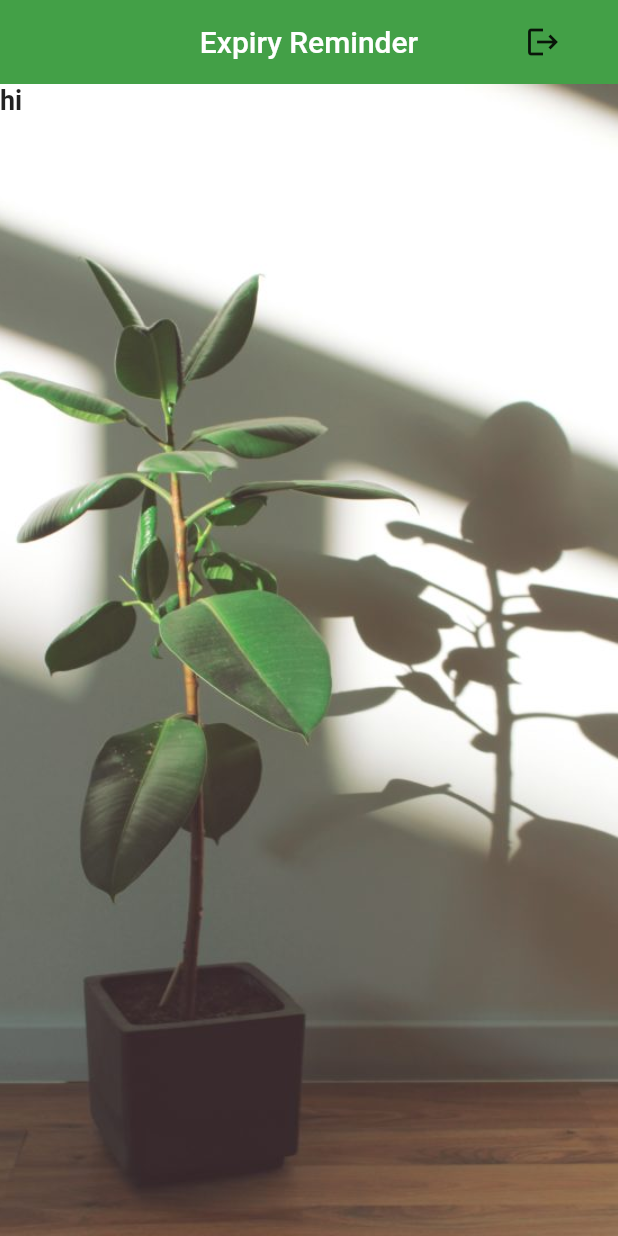
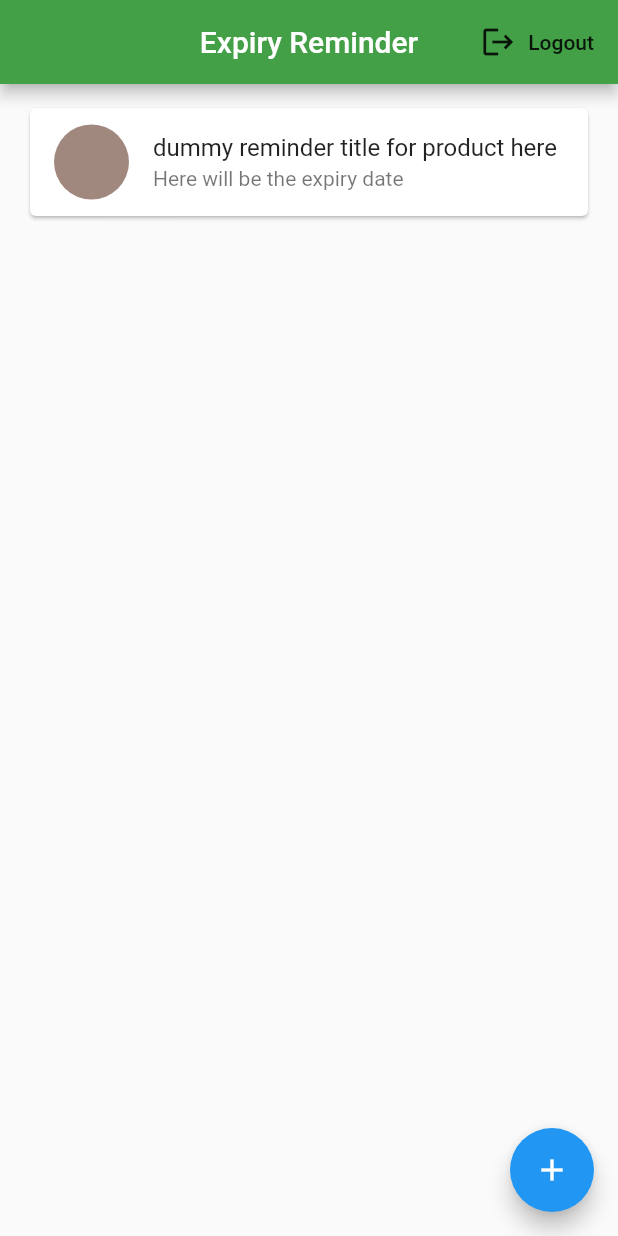
Before and after one commit to randomnose/expiry_reminder, a Flutter app: the screen it shows once a user with an empty profile is signed in, on a phone screen of 412 x 824 dp. Run offline on Flutter 3.47's test engine with Material 2 defaults, Android fonts, the phone set to English and light mode, and no system bars; our stand-ins replace firebase_auth, flutter_spinkit, get; accounts and stored records are empty.

Commit message:
- implemented GetX, and painted "addReminder" screen with controllers

```diff
--- a/lib/main.dart
+++ b/lib/main.dart
@@ -14,8 +14,8 @@ class MyApp extends StatelessWidget {
   Widget build(BuildContext context) {
     return StreamProvider<User>.value(
       value: AuthService().user,
-      child: MaterialApp(
-        key: Get.key,
+      child: GetMaterialApp(
+        // key: Get.key,
         debugShowCheckedModeBanner: false,
         home: Wrapper(),
       ),
--- a/lib/models/reminder.dart
+++ /dev/null
@@ -1,8 +0,0 @@
-class Reminder {
-  final dynamic imageURL;
-  final String productName;
-  final DateTime expiryDate;
-  final String description;
-
-  Reminder(this.imageURL, this.productName, this.expiryDate, this.description);
-}
--- a/lib/screens/home/home.dart
+++ b/lib/screens/home/home.dart
@@ -1,12 +1,7 @@
-import 'package:expiry_reminder/models/reminder.dart';
-import 'package:expiry_reminder/models/user.dart';
-import 'package:expiry_reminder/screens/home/reminder_list.dart';
-import 'package:expiry_reminder/screens/home/settings_form.dart';
-import 'package:expiry_reminder/shared/constants.dart';
+import 'package:expiry_reminder/screens/form/reminder_form.dart';
+import 'package:expiry_reminder/screens/home/reminder_tile.dart';
 import 'package:flutter/material.dart';
 import 'package:expiry_reminder/services/auth.dart';
-import 'package:expiry_reminder/services/database.dart';
-import 'package:provider/provider.dart';
 import 'package:get/get.dart';
 
 /// ========================================================
@@ -22,7 +17,7 @@ class _HomeState extends State<Home> {
 
   @override
   Widget build(BuildContext context) {
-    final user = Provider.of<User>(context);
+    // final user = Provider.of<User>(context);
     // final userName = DatabaseService(user.uid).
 
     // void _showSettingsPanel() {
@@ -41,44 +36,27 @@ class _HomeState extends State<Home> {
         title: Text('Expiry Reminder'),
         centerTitle: true,
         backgroundColor: Colors.green[600],
-        elevation: 0.0,
-        actions: <Widget>[
+        actions: [
           FlatButton.icon(
             icon: Icon(Icons.logout),
-            label: Text(''),
+            label: Text('Logout'),
             onPressed: () async {
               await _auth.signOut();
             },
           ),
-          // FlatButton.icon(
-          //   icon: Icon(Icons.settings),
-          //   label: Text('Settings'),
-          //   onPressed: () {
-          //     _showSettingsPanel();
-          //   },
-          // )
         ],
       ),
-      body: Container(
-          width: Get.width,
-          height: Get.height,
-          decoration: BoxDecoration(
-              image: DecorationImage(
-                  image: AssetImage('assets/plant.jpg'), fit: BoxFit.cover)),
-          child: Text(
-            "hi",
-            style: TextStyle(fontSize: 18, fontWeight: FontWeight.bold),
-          )),
-      // body: Container(
-      //     decoration: BoxDecoration(
-      //         image: DecorationImage(
-      //             image: AssetImage('assets/plant.jpg'), fit: BoxFit.cover)),
-      //     child: Column(
-      //       children: [
-      //         // Text("Current user is -> ${userData.name}", style: eRNormalText,),
-      //         ReminderList(),
-      //       ],
-      //     )),
+      body: ListView.builder(
+        shrinkWrap: true,
+        itemCount: 1,
+        itemBuilder: (context, index) {
+          return ReminderTile();
+        },
+      ),
+      floatingActionButton: FloatingActionButton(
+        onPressed: () => Get.to(() => AddNewReminder()),
+        child: Icon(Icons.add),
+      ),
     );
   }
 }
--- a/lib/screens/home/reminder_tile.dart
+++ b/lib/screens/home/reminder_tile.dart
@@ -1,22 +1,28 @@
-// import 'package:flutter/material.dart';
-// import 'package:expiry_reminder/models/reminder.dart';
+import 'package:flutter/material.dart';
 
-// class ReminderTile extends StatelessWidget {
-//   final Reminder reminder;
+// TODO: add properties for reminder tile
+// so that it can be passed into the add reminder form.
+class ReminderTile extends StatefulWidget {
+  @override
+  _ReminderTileState createState() => _ReminderTileState();
+}
 
-//   const ReminderTile({Key key, this.reminder}) : super(key: key);
-//   @override
-//   Widget build(BuildContext context) {
-//     return Padding(
-//       padding: EdgeInsets.only(top: 10),
-//       child: Card(
-//         margin: EdgeInsets.fromLTRB(20, 6, 20, 0),
-//         child: ListTile(
-//           leading: CircleAvatar(radius: 25, backgroundColor: Colors.brown[reminder.strength],),
-//           title: Text(reminder.name),
-//           subtitle: Text('Takes ${reminder.sugars} sugars'),
-//         ),
-//       ),
-//     );
-//   }
-// }
+class _ReminderTileState extends State<ReminderTile> {
+  @override
+  Widget build(BuildContext context) {
+    return Padding(
+      padding: EdgeInsets.only(top: 10),
+      child: Card(
+        margin: EdgeInsets.fromLTRB(20, 6, 20, 0),
+        child: ListTile(
+          leading: CircleAvatar(radius: 25, backgroundColor: Colors.brown[300]),
+          title: Text(
+            'dummy reminder title for product here',
+            overflow: TextOverflow.ellipsis,
+          ),
+          subtitle: Text('Here will be the expiry date'),
+        ),
+      ),
+    );
+  }
+}
```
Also changed, not shown: lib/screens/authenticate/register.dart (+49 -11 lines), lib/screens/authenticate/sign_in.dart (+63 -18 lines), lib/screens/form/reminder_form.dart (added, +169 -0 lines), assets/image_placeholder.png (added).
